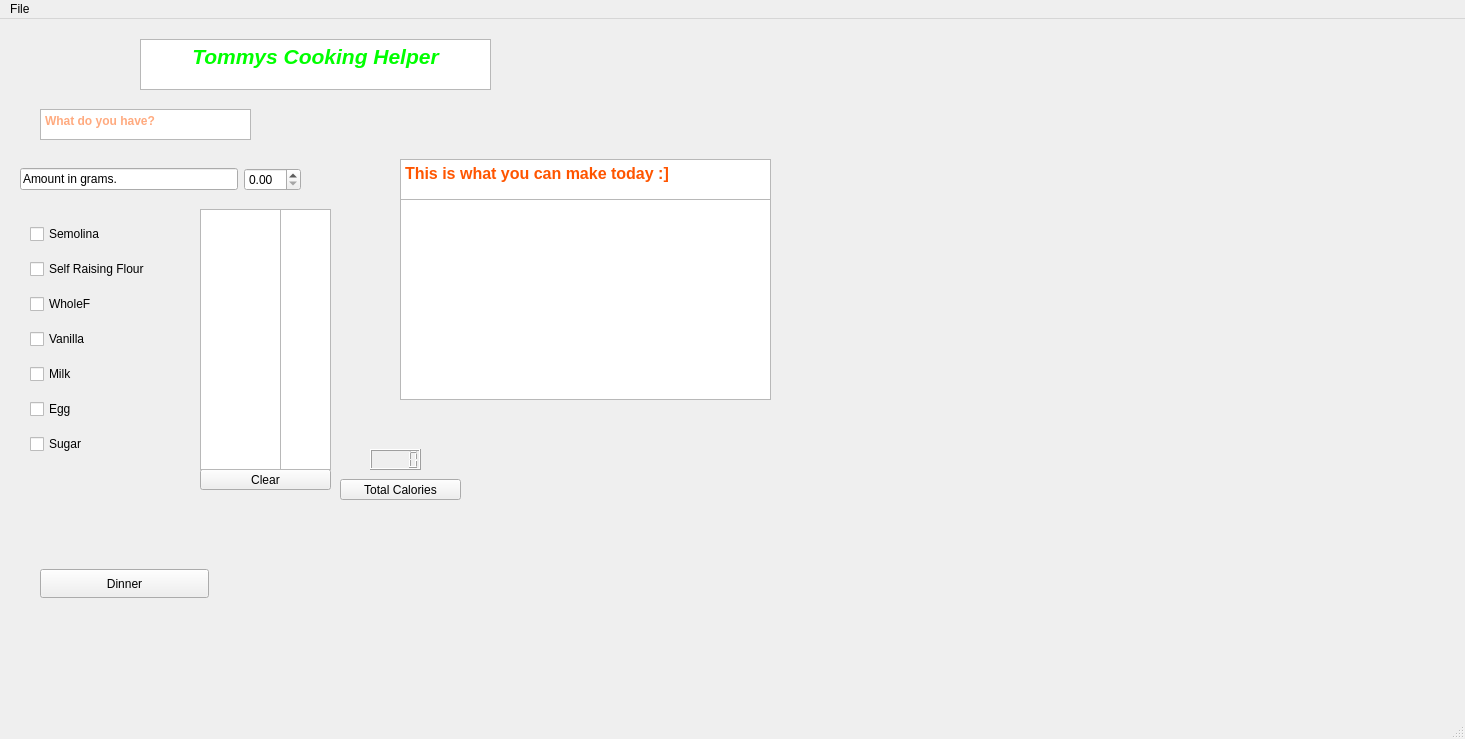
Before: the Qt Designer form mainwindow.ui in carthy27/CookingApp, drawn with Qt 5.
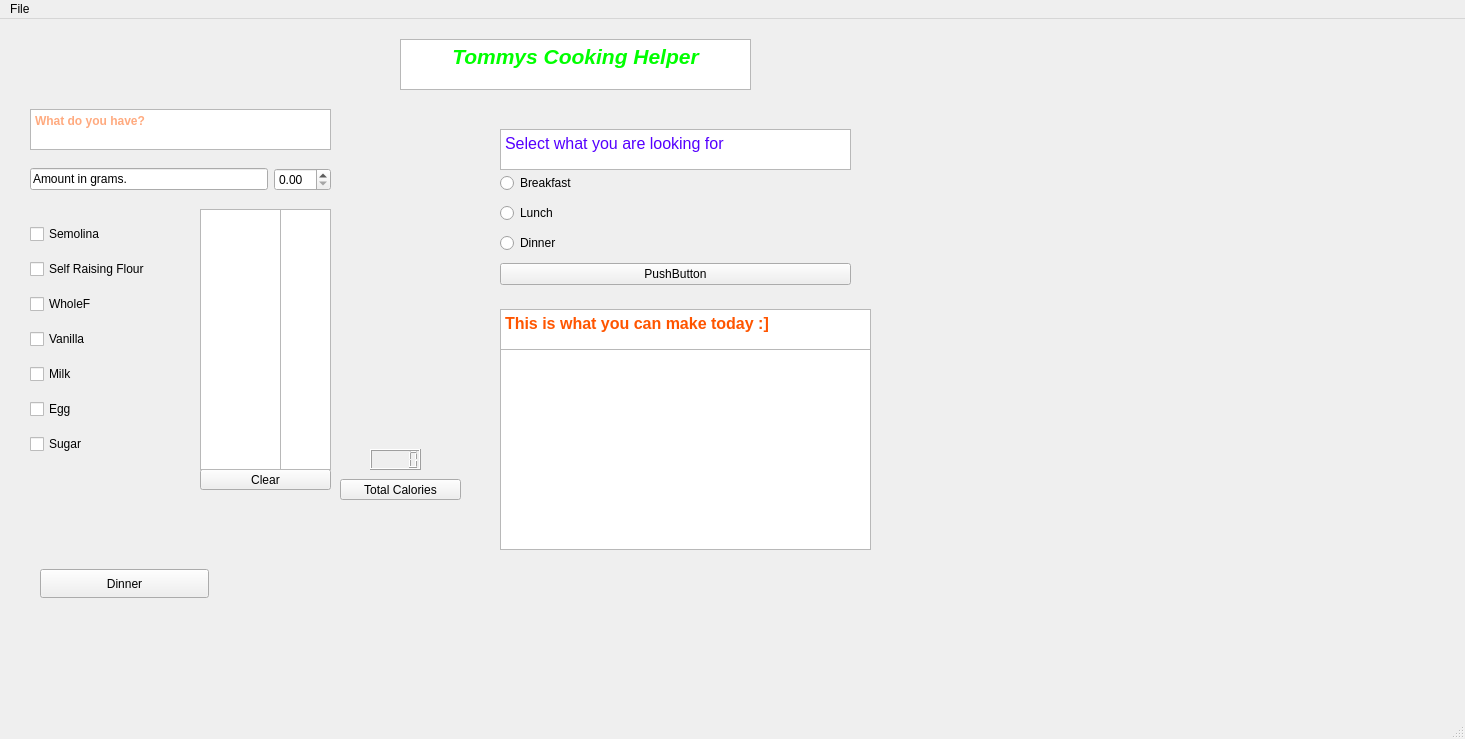
After: the same form once the commit is applied.

Commit message: Got a recipe and instructions class. Loads to be done still

The edit to the form file:
```diff
--- a/mainwindow.ui
+++ b/mainwindow.ui
@@ -97,7 +97,7 @@
    <widget class="QTextEdit" name="textEdit">
     <property name="geometry">
      <rect>
-      <x>140</x>
+      <x>400</x>
       <y>20</y>
       <width>351</width>
       <height>51</height>
@@ -117,10 +117,10 @@
    <widget class="QTextEdit" name="textEdit_2">
     <property name="geometry">
      <rect>
-      <x>40</x>
+      <x>30</x>
       <y>90</y>
-      <width>211</width>
-      <height>31</height>
+      <width>301</width>
+      <height>41</height>
      </rect>
     </property>
     <property name="html">
@@ -160,8 +160,8 @@
    <widget class="QTextEdit" name="textEdit_3">
     <property name="geometry">
      <rect>
-      <x>400</x>
-      <y>140</y>
+      <x>500</x>
+      <y>290</y>
       <width>371</width>
       <height>41</height>
      </rect>
@@ -180,8 +180,8 @@
    <widget class="QListWidget" name="listWidget_2">
     <property name="geometry">
      <rect>
-      <x>400</x>
-      <y>180</y>
+      <x>500</x>
+      <y>330</y>
       <width>371</width>
       <height>201</height>
      </rect>
@@ -190,9 +190,9 @@
    <widget class="QWidget" name="horizontalLayoutWidget">
     <property name="geometry">
      <rect>
-      <x>20</x>
+      <x>30</x>
       <y>130</y>
-      <width>281</width>
+      <width>301</width>
       <height>61</height>
      </rect>
     </property>
@@ -242,6 +242,66 @@
      <string>Total Calories</string>
     </property>
    </widget>
+   <widget class="QWidget" name="gridLayoutWidget">
+    <property name="geometry">
+     <rect>
+      <x>500</x>
+      <y>150</y>
+      <width>351</width>
+      <height>124</height>
+     </rect>
+    </property>
+    <layout class="QGridLayout" name="gridLayout">
+     <item row="4" column="0">
+      <widget class="QPushButton" name="pushButton_4">
+       <property name="text">
+        <string>PushButton</string>
+       </property>
+      </widget>
+     </item>
+     <item row="2" column="0">
+      <widget class="QRadioButton" name="radioButton_3">
+       <property name="text">
+        <string>Lunch</string>
+       </property>
+      </widget>
+     </item>
+     <item row="3" column="0">
+      <widget class="QRadioButton" name="radioButton">
+       <property name="text">
+        <string>Dinner</string>
+       </property>
+      </widget>
+     </item>
+     <item row="1" column="0">
+      <widget class="QRadioButton" name="radioButton_2">
+       <property name="text">
+        <string>Breakfast</string>
+       </property>
+      </widget>
+     </item>
+    </layout>
+   </widget>
+   <widget class="QTextEdit" name="textEdit_4">
+    <property name="geometry">
+     <rect>
+      <x>500</x>
+      <y>110</y>
+      <width>351</width>
+      <height>41</height>
+     </rect>
+    </property>
+    <property name="html">
+     <string>&lt;!DOCTYPE HTML PUBLIC &quot;-//W3C//DTD HTML 4.0//EN&quot; &quot;http://www.w3.org/TR/REC-html40/strict.dtd&quot;&gt;
+&lt;html&gt;&lt;head&gt;&lt;meta name=&quot;qrichtext&quot; content=&quot;1&quot; /&gt;&lt;meta charset=&quot;utf-8&quot; /&gt;&lt;style type=&quot;text/css&quot;&gt;
+p, li { white-space: pre-wrap; }
+hr { height: 1px; border-width: 0; }
+li.unchecked::marker { content: &quot;\2610&quot;; }
+li.checked::marker { content: &quot;\2612&quot;; }
+&lt;/style&gt;&lt;/head&gt;&lt;body style=&quot; font-family:'Segoe UI'; font-size:9pt; font-weight:400; font-style:normal;&quot;&gt;
+&lt;p style=&quot; margin-top:0px; margin-bottom:0px; margin-left:0px; margin-right:0px; -qt-block-indent:0; text-indent:0px;&quot;&gt;&lt;span style=&quot; font-size:12pt; color:#5500ff;&quot;&gt;Select what you are looking for&lt;/span&gt;&lt;/p&gt;&lt;/body&gt;&lt;/html&gt;</string>
+    </property>
+   </widget>
   </widget>
   <widget class="QMenuBar" name="menubar">
    <property name="geometry">
```
The commit also changes 7 other files.
